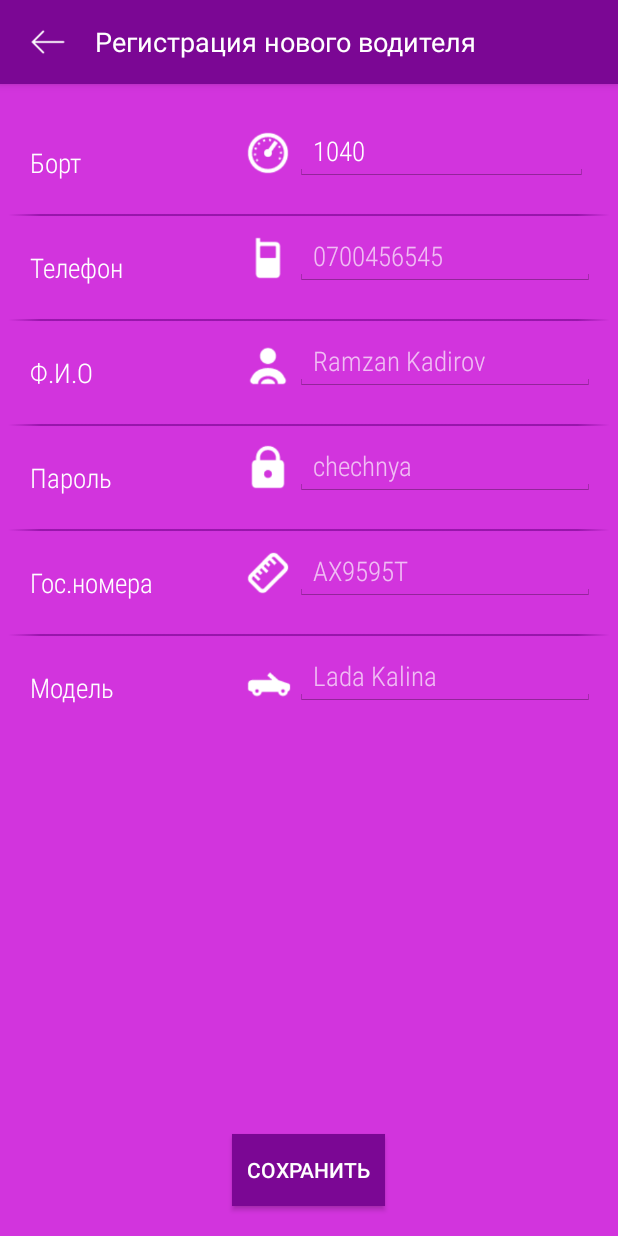
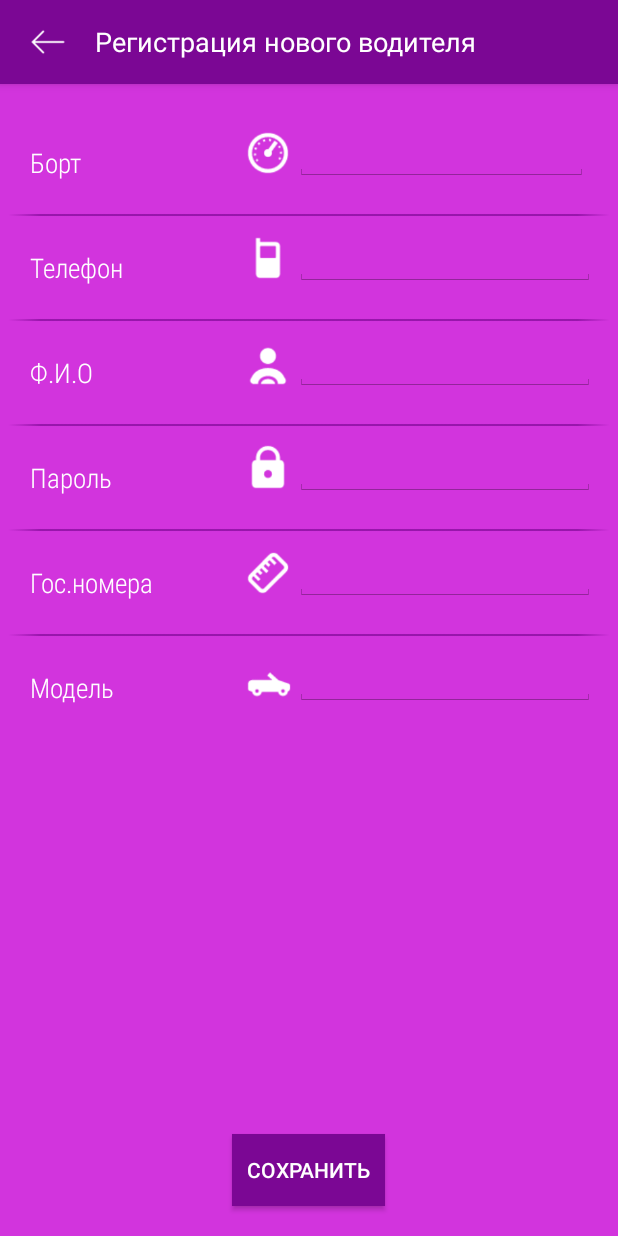
Before and after one commit to oshurmamadov/OperatorApp, an Android app: the AddDriver screen opened directly, with no data from a screen before it, on a phone screen of 412 x 824 dp. Run offline under Robolectric (Android 15) with nearby library versions, the phone set to English and light mode, and no system bars; libraries missing offline, so code that uses them is left out: com.androidquery, com.androidquery.callback, com.androidquery.util.

Commit message:
Some changes

```diff
--- a/app/src/main/res/layout/activity_add_driver.xml
+++ b/app/src/main/res/layout/activity_add_driver.xml
@@ -31,7 +31,6 @@
         android:layout_alignParentRight="true"
         android:layout_alignParentEnd="true"
         android:layout_marginRight="20dp"
-        android:text="1040"
         android:textColor="@color/customWhiteAlpha"
         style="@style/EditTextCustomHolo"
         android:singleLine="true" />
@@ -69,7 +68,6 @@
         android:id="@+id/editPhone"
         android:layout_alignBottom="@+id/addPhone"
         android:layout_alignLeft="@+id/editBoard"
-        android:text="0700456545"
         android:textColor="@color/customWhiteAlpha"
         style="@style/EditTextCustomHolo"
         android:singleLine="true" />
@@ -91,7 +89,6 @@
         android:id="@+id/editFIO"
         android:layout_alignBottom="@+id/addFIO"
         android:layout_alignLeft="@+id/editPhone"
-        android:text="Ramzan Kadirov"
         android:textColor="@color/customWhiteAlpha"
         style="@style/EditTextCustomHolo"
         android:singleLine="true" />
@@ -113,7 +110,6 @@
         android:id="@+id/editPass"
         android:layout_alignBottom="@+id/addPass"
         android:layout_alignLeft="@+id/editFIO"
-        android:text="chechnya"
         android:textColor="@color/customWhiteAlpha"
         style="@style/EditTextCustomHolo"
         android:singleLine="true" />
@@ -135,7 +131,6 @@
         android:id="@+id/editCarNumber"
         android:layout_alignBottom="@+id/addCarNumber"
         android:layout_alignLeft="@+id/editPass"
-        android:text="AX9595T"
         android:textColor="@color/customWhiteAlpha"
         style="@style/EditTextCustomHolo"
         android:singleLine="true" />
@@ -157,7 +152,6 @@
         android:id="@+id/editCarModel"
         android:layout_alignBottom="@+id/addCarModel"
         android:layout_alignLeft="@+id/editCarNumber"
-        android:text="Lada Kalina"
         android:textColor="@color/customWhiteAlpha"
         style="@style/EditTextCustomHolo"
         android:singleLine="true" />
```
